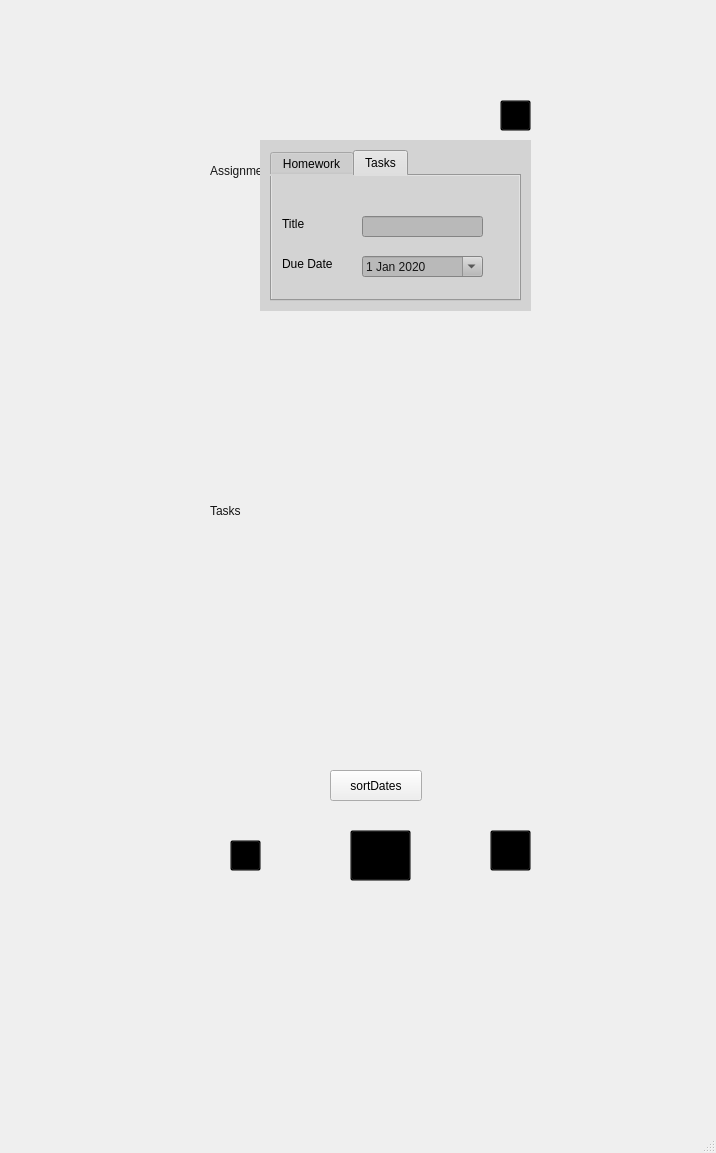
Above: mainwindow.ui from blakefuller/TaskPlanner before the change. Below: the same form after it.
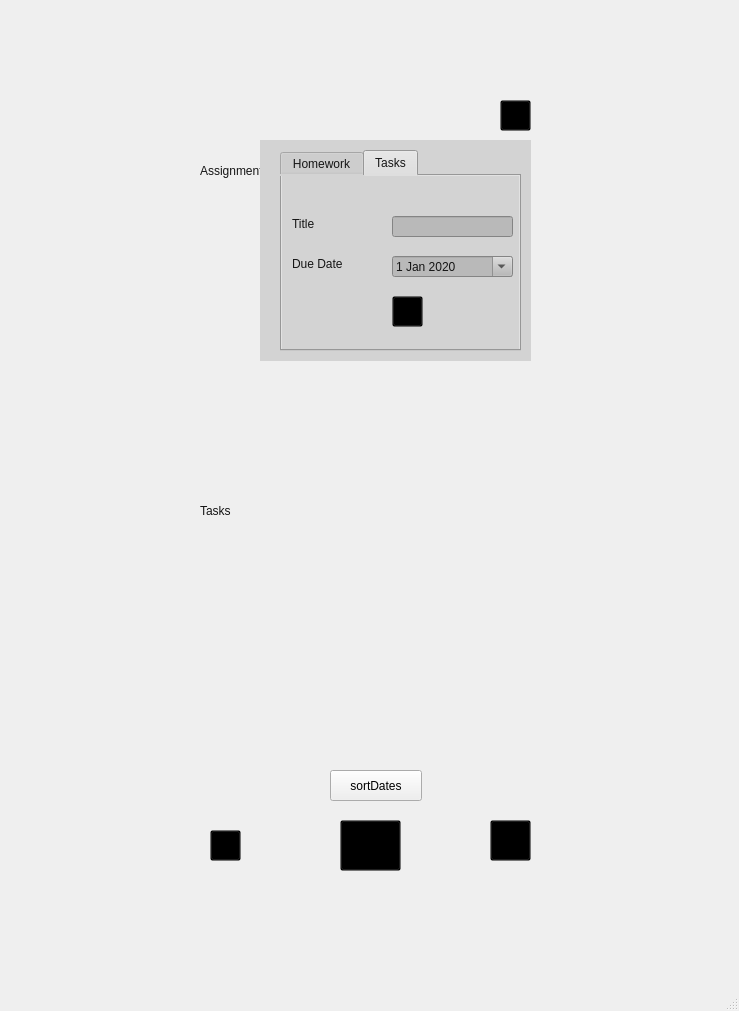
That is the form after the change. The open tabs and pages were chosen to show the change. Icons and pictures are not drawn.

Commit message: fixed page switching, adding color

```diff
--- a/mainwindow.ui
+++ b/mainwindow.ui
@@ -6,8 +6,8 @@
    <rect>
     <x>0</x>
     <y>0</y>
-    <width>716</width>
-    <height>1153</height>
+    <width>739</width>
+    <height>1011</height>
    </rect>
   </property>
   <property name="windowTitle">
@@ -17,10 +17,10 @@
    <widget class="QStackedWidget" name="stackedWidget">
     <property name="geometry">
      <rect>
-      <x>190</x>
+      <x>180</x>
       <y>140</y>
       <width>371</width>
-      <height>601</height>
+      <height>741</height>
      </rect>
     </property>
     <property name="styleSheet">
@@ -97,16 +97,67 @@
        </property>
       </layout>
      </widget>
+     <widget class="QPushButton" name="dashIcon">
+      <property name="geometry">
+       <rect>
+        <x>30</x>
+        <y>690</y>
+        <width>31</width>
+        <height>31</height>
+       </rect>
+      </property>
+      <property name="styleSheet">
+       <string notr="true">border-image: url(:/Images/Images/highlighted dashboard.png);
+background-color:transparent;</string>
+      </property>
+      <property name="text">
+       <string/>
+      </property>
+     </widget>
+     <widget class="QPushButton" name="hwIcon">
+      <property name="geometry">
+       <rect>
+        <x>160</x>
+        <y>680</y>
+        <width>61</width>
+        <height>51</height>
+       </rect>
+      </property>
+      <property name="styleSheet">
+       <string notr="true">border-image: url(:/Images/Images/homework.png);
+background-color:transparent;</string>
+      </property>
+      <property name="text">
+       <string/>
+      </property>
+     </widget>
+     <widget class="QPushButton" name="taskIcon">
+      <property name="geometry">
+       <rect>
+        <x>310</x>
+        <y>680</y>
+        <width>41</width>
+        <height>41</height>
+       </rect>
+      </property>
+      <property name="styleSheet">
+       <string notr="true">background-color:transparent;
+border-image: url(:/Images/Images/list.png);</string>
+      </property>
+      <property name="text">
+       <string/>
+      </property>
+     </widget>
      <widget class="QWidget" name="addWidget" native="true">
       <property name="enabled">
        <bool>true</bool>
       </property>
       <property name="geometry">
        <rect>
-        <x>70</x>
+        <x>80</x>
         <y>0</y>
         <width>271</width>
-        <height>171</height>
+        <height>221</height>
        </rect>
       </property>
       <property name="autoFillBackground">
@@ -131,12 +182,16 @@
       <widget class="QTabWidget" name="tabWidget">
        <property name="geometry">
         <rect>
-         <x>10</x>
+         <x>20</x>
          <y>10</y>
-         <width>251</width>
-         <height>151</height>
+         <width>241</width>
+         <height>201</height>
         </rect>
        </property>
+       <property name="styleSheet">
+        <string notr="true">color: rgb(21, 21, 21);
+font: 8pt &quot;Century Gothic&quot;;</string>
+       </property>
        <property name="currentIndex">
         <number>1</number>
        </property>
@@ -228,7 +283,7 @@
         <widget class="QLineEdit" name="taskTitle">
          <property name="geometry">
           <rect>
-           <x>90</x>
+           <x>110</x>
            <y>40</y>
            <width>121</width>
            <height>21</height>
@@ -241,20 +296,24 @@
         <widget class="QPushButton" name="taskAdd">
          <property name="geometry">
           <rect>
-           <x>80</x>
-           <y>130</y>
-           <width>89</width>
-           <height>28</height>
+           <x>110</x>
+           <y>120</y>
+           <width>31</width>
+           <height>31</height>
           </rect>
          </property>
+         <property name="styleSheet">
+          <string notr="true">background:transparent;
+border-image: url(:/Images/Images/tick (1).png);</string>
+         </property>
          <property name="text">
-          <string>Add</string>
+          <string/>
          </property>
         </widget>
         <widget class="QDateEdit" name="taskDate">
          <property name="geometry">
           <rect>
-           <x>90</x>
+           <x>110</x>
            <y>80</y>
            <width>121</width>
            <height>21</height>
@@ -293,7 +352,7 @@
           <rect>
            <x>10</x>
            <y>80</y>
-           <width>58</width>
+           <width>81</width>
            <height>16</height>
           </rect>
          </property>
@@ -371,7 +430,7 @@
      <rect>
       <x>40</x>
       <y>-10</y>
-      <width>671</width>
+      <width>651</width>
       <height>971</height>
      </rect>
     </property>
@@ -383,61 +442,10 @@
      <string/>
     </property>
    </widget>
-   <widget class="QPushButton" name="taskIcon">
-    <property name="geometry">
-     <rect>
-      <x>490</x>
-      <y>830</y>
-      <width>41</width>
-      <height>41</height>
-     </rect>
-    </property>
-    <property name="styleSheet">
-     <string notr="true">background-color:transparent;
-border-image: url(:/Images/Images/list.png);</string>
-    </property>
-    <property name="text">
-     <string/>
-    </property>
-   </widget>
-   <widget class="QPushButton" name="dashIcon">
-    <property name="geometry">
-     <rect>
-      <x>230</x>
-      <y>840</y>
-      <width>31</width>
-      <height>31</height>
-     </rect>
-    </property>
-    <property name="styleSheet">
-     <string notr="true">border-image: url(:/Images/Images/highlighted dashboard.png);
-background-color:transparent;</string>
-    </property>
-    <property name="text">
-     <string/>
-    </property>
-   </widget>
-   <widget class="QPushButton" name="hwIcon">
-    <property name="geometry">
-     <rect>
-      <x>350</x>
-      <y>830</y>
-      <width>61</width>
-      <height>51</height>
-     </rect>
-    </property>
-    <property name="styleSheet">
-     <string notr="true">border-image: url(:/Images/Images/homework.png);
-background-color:transparent;</string>
-    </property>
-    <property name="text">
-     <string/>
-    </property>
-   </widget>
    <widget class="QLabel" name="dateLabel">
     <property name="geometry">
      <rect>
-      <x>210</x>
+      <x>200</x>
       <y>100</y>
       <width>251</width>
       <height>41</height>
```
Left out of the diff: 129 changed lines with no effect on the pictures. The commit also changes 6 other files.
